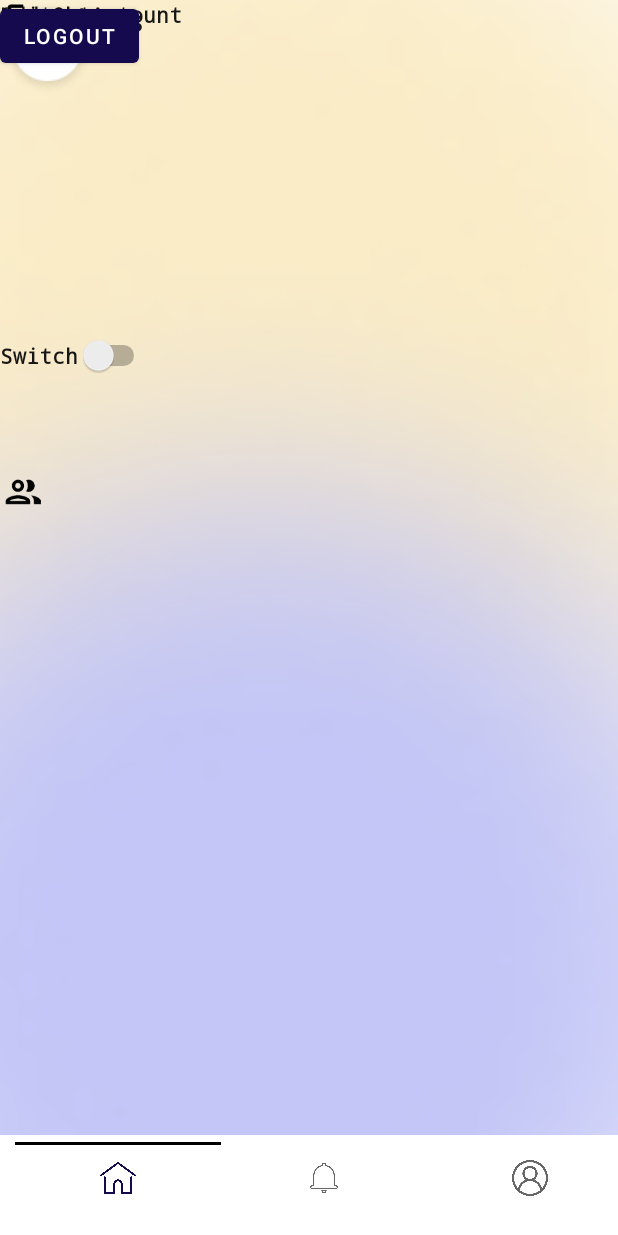
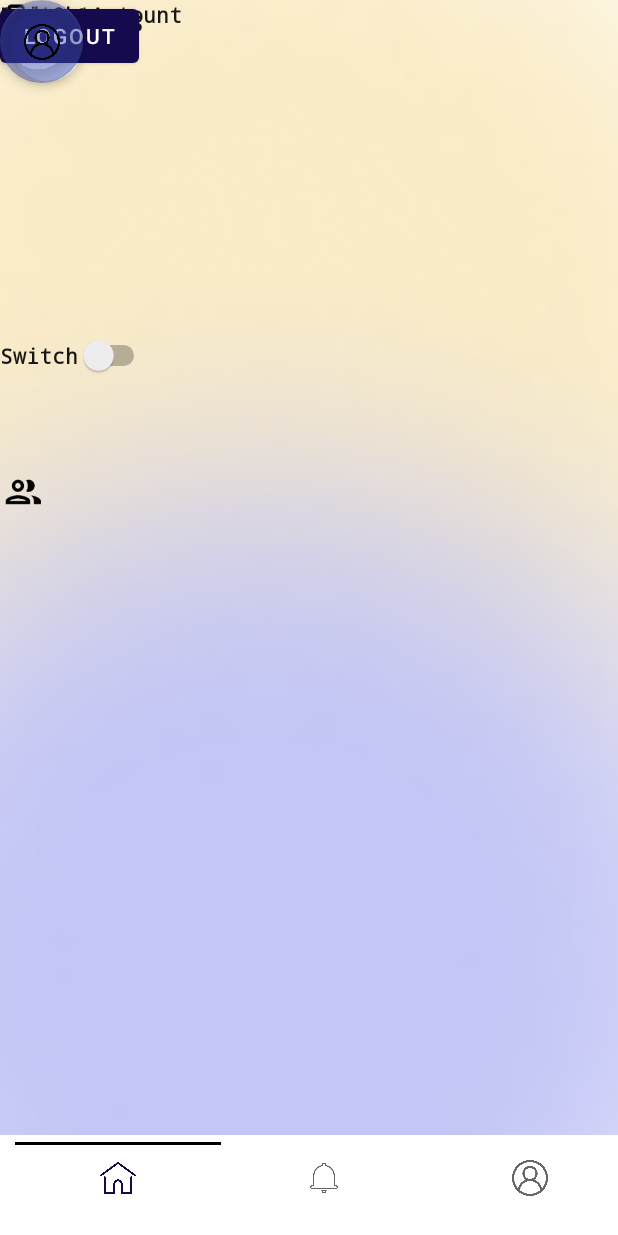
Before and after one commit to Eranda-Abewardhana/Idealize-SkillNet, an Android app: the layout activity_settings_worker.xml on its own in the app's theme, with its tools: preview values and no code run, on a phone screen of 412 x 824 dp. Run offline under Robolectric (Android 15) with nearby library versions, the phone set to English and light mode, and no system bars.

Commit message:
Update activity_settings_worker.xml

```diff
--- a/app/src/main/res/layout/activity_settings_worker.xml
+++ b/app/src/main/res/layout/activity_settings_worker.xml
@@ -56,9 +56,7 @@
         <com.google.android.material.tabs.TabItem
             android:layout_width="wrap_content"
             android:layout_height="wrap_content"
-            android:icon="@drawable/home"
-            tools:layout_editor_absoluteX="-2dp"
-            tools:layout_editor_absoluteY="670dp" />
+            android:icon="@drawable/home" />
 
         <com.google.android.material.tabs.TabItem
             android:layout_width="wrap_content"
@@ -84,10 +82,10 @@
         android:layout_width="wrap_content"
         android:layout_height="wrap_content"
         android:gravity="center"
-        android:text="Logout"
+        android:text="logout"
 
         tools:ignore="MissingConstraints"
-        tools:layout_editor_absoluteX="80dp"
+        tools:layout_editor_absoluteX="68dp"
         tools:layout_editor_absoluteY="22dp" />
 
     <TextView
@@ -142,4 +140,14 @@
         tools:layout_editor_absoluteX="80dp"
         tools:layout_editor_absoluteY="263dp" />
 
+    <com.google.android.material.floatingactionbutton.FloatingActionButton
+        android:id="@+id/floatingActionButton"
+        android:layout_width="55dp"
+        android:layout_height="62dp"
+        android:clickable="true"
+        app:backgroundTint="#753F51B5"
+        app:srcCompat="@drawable/profile"
+        tools:layout_editor_absoluteX="339dp"
+        tools:layout_editor_absoluteY="16dp" />
+
 </androidx.constraintlayout.widget.ConstraintLayout>
```
